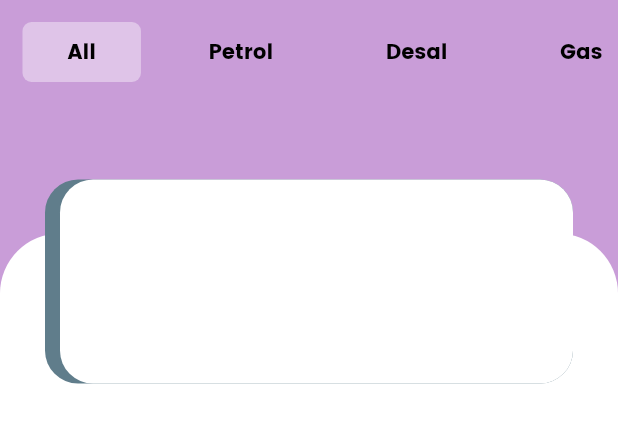
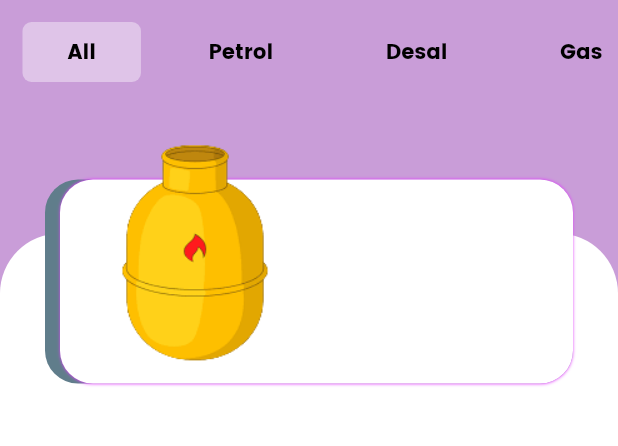
Before and after one commit to Lahiru-Ima/Fuel-App-Front-end, a Flutter app: the screen it shows after launch, on a phone screen of 412 x 824 dp, the part 191-637 px from its top. Run offline on Flutter 3.47's test engine with Material 2 defaults, Android fonts, the phone set to English and light mode, and no system bars.

Commit message:
dashboard changes

```diff
--- a/lib/DashBoardPage/Body.dart
+++ b/lib/DashBoardPage/Body.dart
@@ -29,7 +29,22 @@ class Body extends StatelessWidget {
                       topLeft: Radius.circular(40),
                       topRight: Radius.circular(40))),
             ),
-            Container(
+            ProductCard()
+          ],
+        ))
+      ],
+    );
+  }
+}
+
+class ProductCard extends StatelessWidget {
+  const ProductCard({
+    Key? key,
+  }) : super(key: key);
+
+  @override
+  Widget build(BuildContext context) {
+    return Container(
       margin: EdgeInsets.symmetric(
         horizontal: 30,
         vertical: 30,
@@ -48,15 +63,28 @@ class Body extends StatelessWidget {
               margin: EdgeInsets.only(left: 10),
               decoration: BoxDecoration(
                   color: Colors.white,
+                  boxShadow: [
+                    BoxShadow(color: Colors.purpleAccent, blurRadius: 1)
+                  ],
                   borderRadius: BorderRadius.circular(22)),
             ),
           ),
+          //image
+          Positioned(
+              top: 0,
+              left: 0,
+              child: Container(
+                padding: EdgeInsets.symmetric(horizontal: 10),
+                height: 160,
+                width: 200,
+                child: Image.asset(
+                  "images/gas.png",
+                  fit: BoxFit.cover,
+                ),
+              )),
+          //title and price etc
         ],
       ),
-            )
-          ],
-        ))
-      ],
     );
   }
 }
```
Also changed, not shown: images/gas.png (added), images/petrol.png (added). Lines whose indentation alone changed are shown as unchanged.
